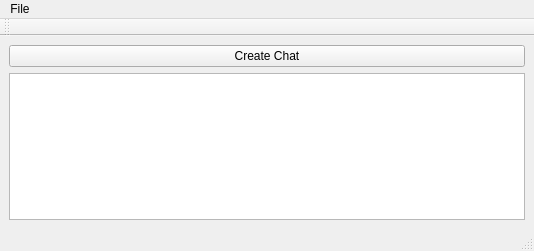
Before: the Qt Designer form src/Gui/ui/mainwindow.ui in smatkovi/yappari-leste, drawn with Qt 5.
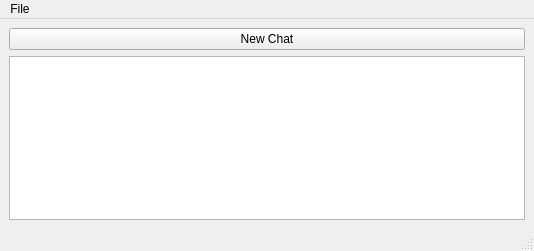
After: the same form once the commit is applied.

Diff of the .ui file:
```diff
--- a/src/Gui/ui/mainwindow.ui
+++ b/src/Gui/ui/mainwindow.ui
@@ -18,7 +18,7 @@
     <item row="0" column="0">
      <widget class="QPushButton" name="createChatButton">
       <property name="text">
-       <string>Create Chat</string>
+       <string>New Chat</string>
       </property>
      </widget>
     </item>
@@ -59,17 +59,6 @@
    <addaction name="menuFile"/>
   </widget>
   <widget class="QStatusBar" name="statusbar"/>
-  <widget class="QToolBar" name="toolBar">
-   <property name="windowTitle">
-    <string>toolBar</string>
-   </property>
-   <attribute name="toolBarArea">
-    <enum>TopToolBarArea</enum>
-   </attribute>
-   <attribute name="toolBarBreak">
-    <bool>false</bool>
-   </attribute>
-  </widget>
   <action name="actionQuit">
    <property name="text">
     <string>Quit</string>
```
Left out of the diff: 49 changed lines with no effect on the pictures.
